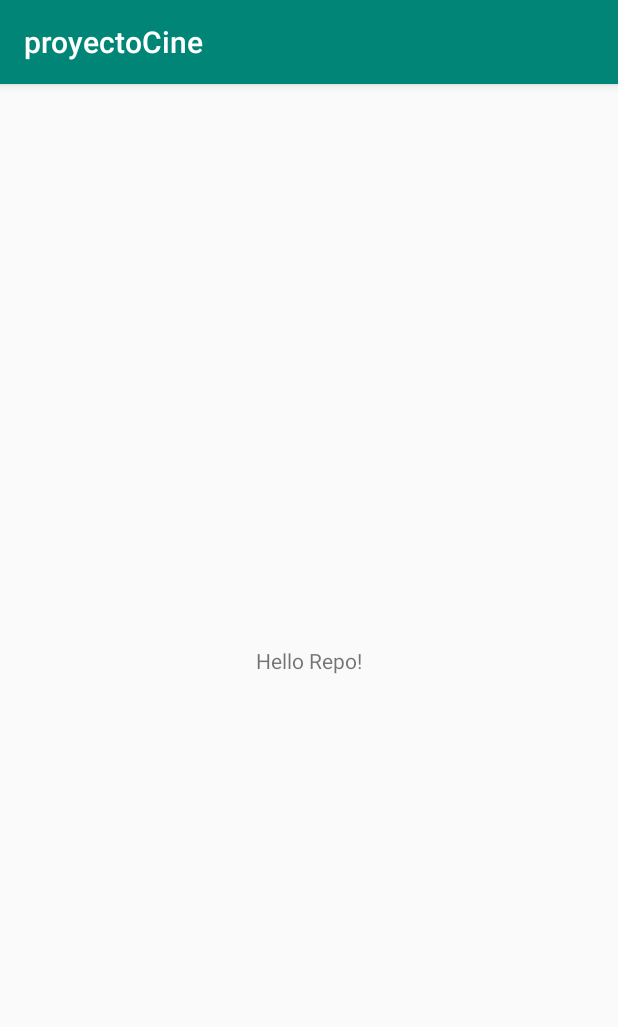
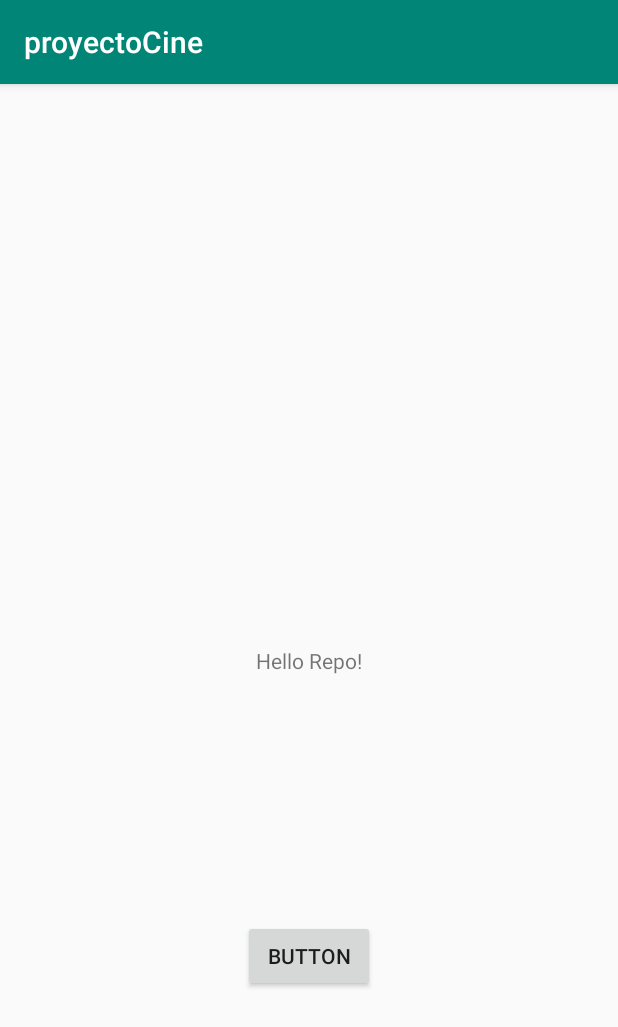
Before and after one commit to EithanMM/AppCine, an Android app: the screen it shows after launch (MainActivity), on a phone screen of 412 x 824 dp. Shown: the top 1027 px of the screen. Run offline under Robolectric (Android 15) with nearby library versions, the phone set to English and light mode, and no system bars.

Commit message:
agregando un boton

```diff
--- a/app/src/main/java/com/example/proyectocine/MainActivity.java
+++ b/app/src/main/java/com/example/proyectocine/MainActivity.java
@@ -2,6 +2,9 @@ package com.example.proyectocine;
 
 import android.support.v7.app.AppCompatActivity;
 import android.os.Bundle;
+import android.view.View;
+import android.widget.Button;
+import android.widget.Toast;
 
 public class MainActivity extends AppCompatActivity {
 //Esto es una prueba desde el proyecto.
@@ -9,6 +12,13 @@ public class MainActivity extends AppCompatActivity {
     protected void onCreate(Bundle savedInstanceState) {
         super.onCreate(savedInstanceState);
         setContentView(R.layout.activity_main);
+        Button button = findViewById(R.id.btn1);
+        button.setOnClickListener(new View.OnClickListener() {
+            @Override
+            public void onClick(View v) {
+                Toast.makeText(getApplicationContext(),"Hola",Toast.LENGTH_LONG).show();
+            }
+        });
     }
     //Esto es una prueba directa
 }
--- a/app/src/main/res/layout/activity_main.xml
+++ b/app/src/main/res/layout/activity_main.xml
@@ -7,6 +7,7 @@
     tools:context=".MainActivity">
 
     <TextView
+        android:id="@+id/textView"
         android:layout_width="wrap_content"
         android:layout_height="wrap_content"
         android:text="Hello Repo!"
@@ -15,4 +16,15 @@
         app:layout_constraintRight_toRightOf="parent"
         app:layout_constraintTop_toTopOf="parent" />
 
+    <Button
+        android:id="@+id/btn1"
+        android:layout_width="wrap_content"
+        android:layout_height="wrap_content"
+        android:text="Button"
+        app:layout_constraintBottom_toBottomOf="parent"
+        app:layout_constraintEnd_toEndOf="parent"
+        app:layout_constraintHorizontal_bias="0.5"
+        app:layout_constraintStart_toStartOf="parent"
+        app:layout_constraintTop_toBottomOf="@+id/textView" />
+
 </android.support.constraint.ConstraintLayout>
```
